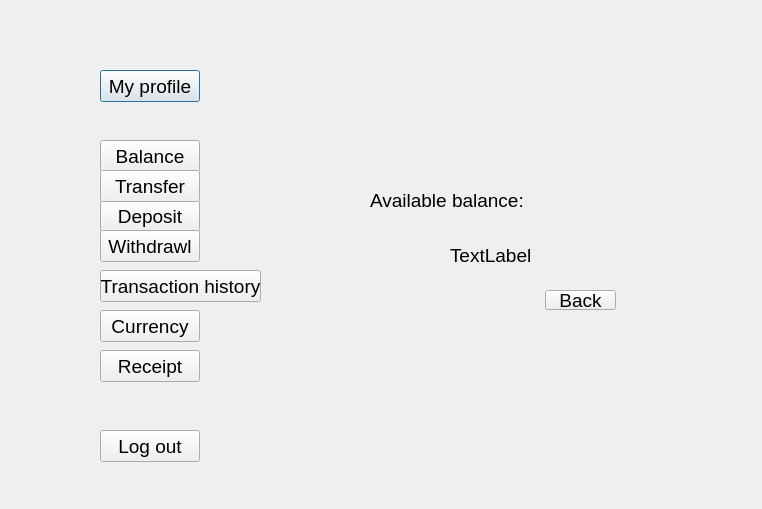
The window that bank-automat/menu.ui (25kmo-project/group_15) describes before a commit, drawn with Qt 5.
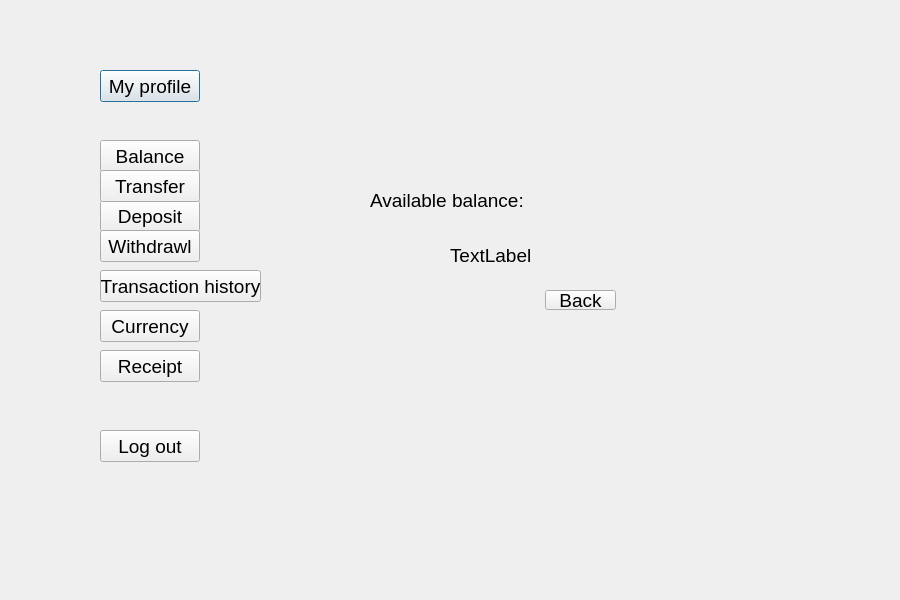
The same window after the commit.

Commit message: .ui sizes are the same 900x600

```diff
--- a/bank-automat/menu.ui
+++ b/bank-automat/menu.ui
@@ -6,8 +6,8 @@
    <rect>
     <x>0</x>
     <y>0</y>
-    <width>762</width>
-    <height>509</height>
+    <width>900</width>
+    <height>600</height>
    </rect>
   </property>
   <property name="windowTitle">
```
The commit also changes 5 other files.
